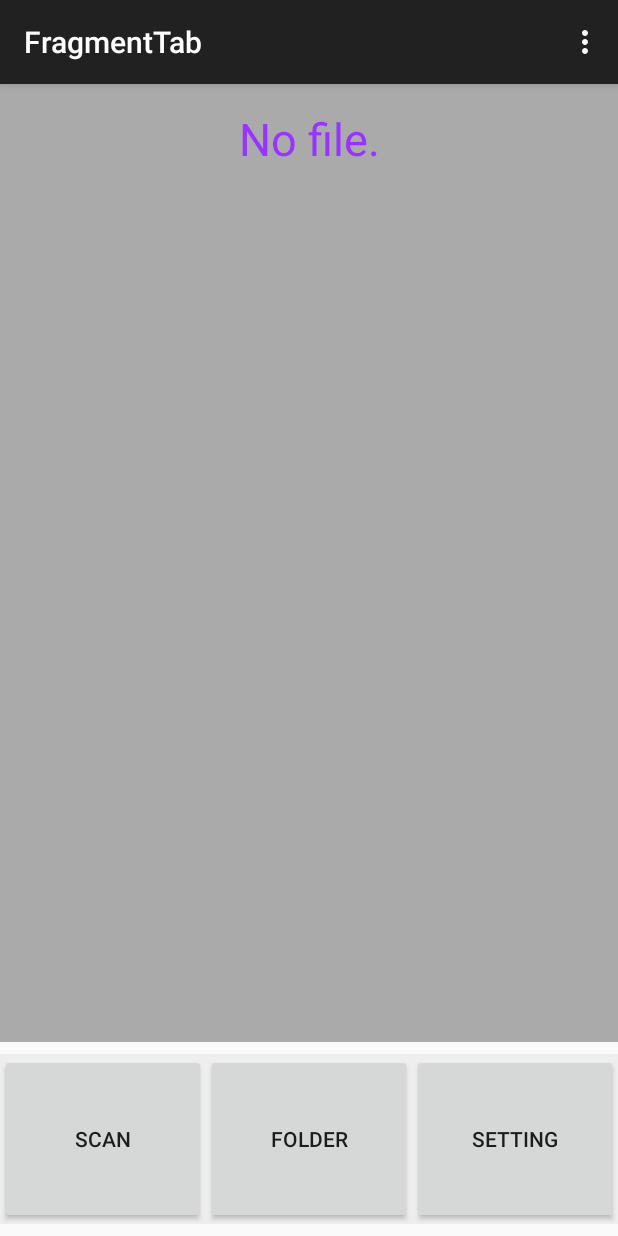
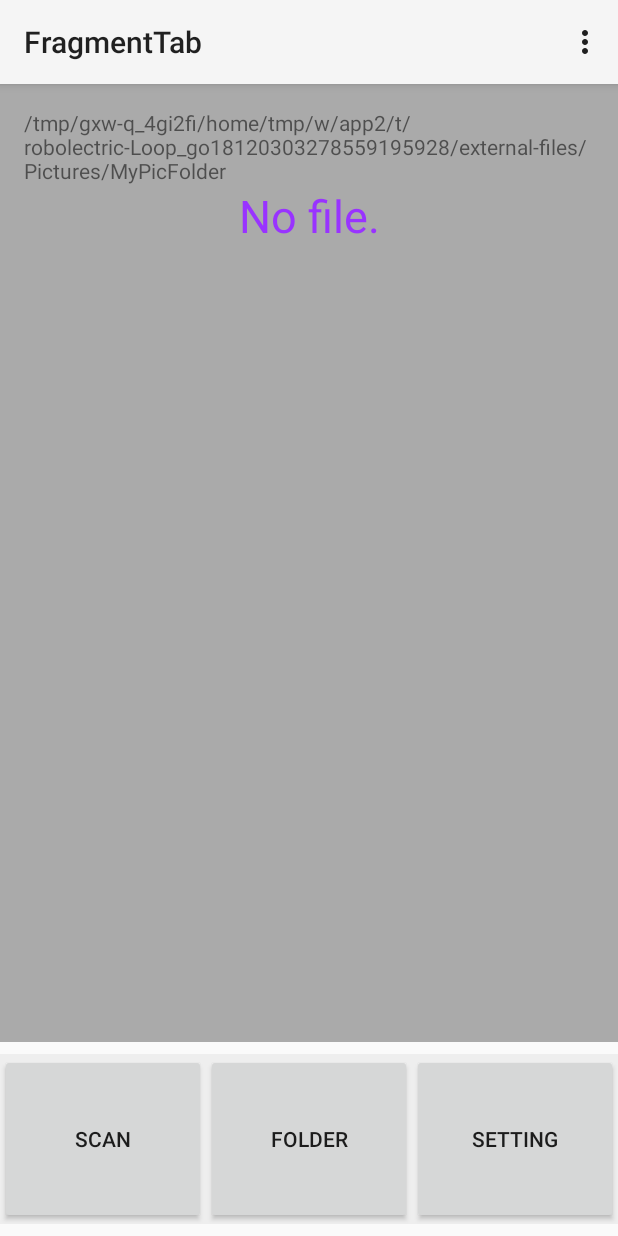
Before and after one commit to hs9021401/FragmentTab, an Android app: the screen it shows after launch (MainActivity), after a tap on "FOLDER", on a phone screen of 412 x 824 dp. Run offline under Robolectric (Android 15) with nearby library versions, the phone set to English and light mode, and no system bars.

Commit message:
File Folder Explorer功能完成
可進入子Folder和回上一層Folder.
=====================================
原先想把按下Folder的事件也寫在從FileBaseAdapter.java中(按下icon就會refresh重整ListView),
但是試過多次發現這樣是不正確的, 因為我們還是要藉由listView的setadapter方法去更新, 不可能在adapter內自己變更,
所以將refresh功能移到FileFrag.java裡去操作。
=====================================
本次學習到:
將ListView的自訂item中各個擁有click事件的物件都加上android:focusable = false ,
這樣就可以讓ListView本體每一列的Click事件不會被button, imageview, checkbox...給搶走, 是可以並存的。

```diff
--- a/app/build.gradle
+++ b/app/build.gradle
@@ -6,7 +6,7 @@ android {
 
     defaultConfig {
         applicationId "com.foxlinkimage.alex.fragmenttab"
-        minSdkVersion 14
+        minSdkVersion 8
         targetSdkVersion 21
         versionCode 1
         versionName "1.0"
--- a/app/src/main/AndroidManifest.xml
+++ b/app/src/main/AndroidManifest.xml
@@ -16,7 +16,6 @@
             android:label="@string/app_name" >
             <intent-filter>
                 <action android:name="android.intent.action.MAIN" />
-
                 <category android:name="android.intent.category.LAUNCHER" />
             </intent-filter>
         </activity>
--- a/app/src/main/java/com/foxlinkimage/alex/fragmenttab/FolderFrag.java
+++ b/app/src/main/java/com/foxlinkimage/alex/fragmenttab/FolderFrag.java
@@ -8,7 +8,9 @@ import android.view.LayoutInflater;
 import android.view.MenuItem;
 import android.view.View;
 import android.view.ViewGroup;
+import android.widget.AdapterView;
 import android.widget.ListView;
+import android.widget.TextView;
 
 import java.io.File;
 import java.util.ArrayList;
@@ -17,25 +19,51 @@ import java.util.ArrayList;
  * Created by Alex on 2015/3/11.
  */
 public class FolderFrag extends Fragment{
-    public final static String folder_Path = Environment.getExternalStoragePublicDirectory(Environment.DIRECTORY_PICTURES).getPath()+ "/MyPicFolder";
+    public final static String root_FolderPath = Environment.getExternalStoragePublicDirectory(Environment.DIRECTORY_PICTURES).getPath()+ "/MyPicFolder";
+    FileBaseAdapter fileBaseAdapter;
+    TextView location;
     ListView fileList;
 
     public FolderFrag()
     {}
 
     @Override
-    public boolean onOptionsItemSelected(MenuItem item) {
-        //分享與刪除的功能callback
-
-        return super.onOptionsItemSelected(item);
+    public View onCreateView(LayoutInflater inflater, @Nullable ViewGroup container, @Nullable Bundle savedInstanceState) {
+        View rootView = inflater.inflate(R.layout.fragment_folder, container, false);
+        return rootView;
     }
 
     @Override
     public void onViewCreated(View view, @Nullable Bundle savedInstanceState) {
         super.onViewCreated(view, savedInstanceState);
-        //List all the file in the folder
-        ArrayList<File> FilesInFolder = GetFiles(folder_Path);
+        location = (TextView)view.findViewById(R.id.location);
+        location.setText(root_FolderPath);
+
+        //取得資料夾內所有的檔案(包含子資料夾)
+        final ArrayList<File> FilesInFolder = GetFiles(root_FolderPath);
         fileList = (ListView)getActivity().findViewById(R.id.fileList);
+        fileList.setOnItemClickListener(new AdapterView.OnItemClickListener() {
+            @Override
+            public void onItemClick(AdapterView<?> parent, View view, int position, long id) {
+                File tmp = FilesInFolder.get(position);
+                String tmp_path = tmp.getPath();
+                if(tmp.isDirectory())
+                {
+                    location.setText(tmp.getPath());
+                    FilesInFolder.clear();
+                    ArrayList<File> getSubFolderFile = GetFiles(tmp.getPath());
+                    if(!tmp_path.equals(root_FolderPath)) {
+                        FilesInFolder.add(tmp.getParentFile());
+                    }
+                    for(int i=0;i<getSubFolderFile.size();i++)
+                    {
+                        FilesInFolder.add(getSubFolderFile.get(i));
+                    }
+
+                    fileList.setAdapter(fileBaseAdapter);
+                }
+            }
+        });
 
         //如果資料夾內是空的話, 顯示no file訊息
         if(FilesInFolder== null)
@@ -46,16 +74,12 @@ public class FolderFrag extends Fragment{
                 * 將Context也傳過去, 因為使用inflater時會需要, Google文件如下
                 * LayoutInflater inflater = (LayoutInflater)context.getSystemService(Context.LAYOUT_INFLATER_SERVICE);
                 * */
-            fileList.setAdapter(new FileBaseAdapter(getActivity(), FilesInFolder));
+
+            fileBaseAdapter = new FileBaseAdapter(getActivity(), FilesInFolder);
+            fileList.setAdapter(fileBaseAdapter);
         }
     }
 
-
-    @Override
-    public View onCreateView(LayoutInflater inflater, @Nullable ViewGroup container, @Nullable Bundle savedInstanceState) {
-        View rootView = inflater.inflate(R.layout.fragment_folder, container, false);
-        return rootView;
-    }
 
     public ArrayList<File> GetFiles(String DirectoryPath)
     {
@@ -72,4 +96,9 @@ public class FolderFrag extends Fragment{
         return MyFiles;
     }
 
+    @Override
+    public boolean onOptionsItemSelected(MenuItem item) {
+        //右上角Menu分享與刪除的功能
+        return super.onOptionsItemSelected(item);
+    }
 }
--- a/app/src/main/java/com/foxlinkimage/alex/fragmenttab/MainActivity.java
+++ b/app/src/main/java/com/foxlinkimage/alex/fragmenttab/MainActivity.java
@@ -5,7 +5,7 @@ import android.support.v7.app.ActionBarActivity;
 import android.view.Menu;
 import android.view.MenuItem;
 
-public class MainActivity extends ActionBarActivity {
+public class MainActivity extends ActionBarActivity{
     public final static int MENU_OPTION_SHARE = Menu.FIRST, MENU_OPTION_DELETE = Menu.FIRST +1;
     @Override
     protected void onCreate(Bundle savedInstanceState) {
--- a/app/src/main/res/layout/file_item.xml
+++ b/app/src/main/res/layout/file_item.xml
@@ -8,6 +8,7 @@
         android:layout_width="0dp"
         android:layout_height="match_parent"
         android:layout_weight="1"
+        android:focusable="false"
         />
 
     <TextView
@@ -17,6 +18,7 @@
         android:id="@+id/filename"
         android:layout_weight="1"
         android:gravity="center"
+        android:focusable="false"
         />
 
     <Button
@@ -25,6 +27,7 @@
         android:text="@string/view"
         android:id="@+id/view"
         android:layout_weight="1"
+        android:focusable="false"
         />
 
     <Button
@@ -33,6 +36,7 @@
         android:text="@string/crop"
         android:id="@+id/crop"
         android:layout_weight="1"
+        android:focusable="false"
         />
 
     <CheckBox
@@ -40,5 +44,6 @@
         android:layout_width="0dp"
         android:layout_height="match_parent"
         android:layout_weight="1"
+        android:focusable="false"
      />
 </LinearLayout>
--- a/app/src/main/res/layout/fragment_folder.xml
+++ b/app/src/main/res/layout/fragment_folder.xml
@@ -7,6 +7,19 @@
     android:orientation="vertical"
     tools:context=".MainActivity$PlaceholderFragment">
 
+
+    <FrameLayout
+        android:layout_width="match_parent"
+        android:layout_height="wrap_content"
+        android:layout_gravity="center_horizontal">
+
+    <TextView
+        android:id="@+id/location"
+        android:text="Location"
+        android:layout_width="match_parent"
+        android:layout_height="wrap_content" />
+
+    </FrameLayout>
 
     <ListView
         android:layout_width="match_parent"
--- a/app/src/main/res/values/styles.xml
+++ b/app/src/main/res/values/styles.xml
@@ -1,7 +1,7 @@
 <resources>
 
     <!-- Base application theme. -->
-    <style name="AppTheme" parent="Theme.AppCompat.Light.DarkActionBar">
+    <style name="AppTheme" parent="Theme.AppCompat.Light">
         <!-- Customize your theme here. -->
     </style>
 
--- a/cropimage-master/simple-crop-image-lib/build.gradle
+++ b/cropimage-master/simple-crop-image-lib/build.gradle
@@ -18,7 +18,7 @@ android {
   compileSdkVersion 21
   buildToolsVersion "21.1.2"
   defaultConfig {
-    minSdkVersion 14
+    minSdkVersion 8
     targetSdkVersion 21
   }
   sourceSets {
```
Also changed, not shown: app/src/main/java/com/foxlinkimage/alex/fragmenttab/FileBaseAdapter.java (+19 -12 lines), 31 other files.
